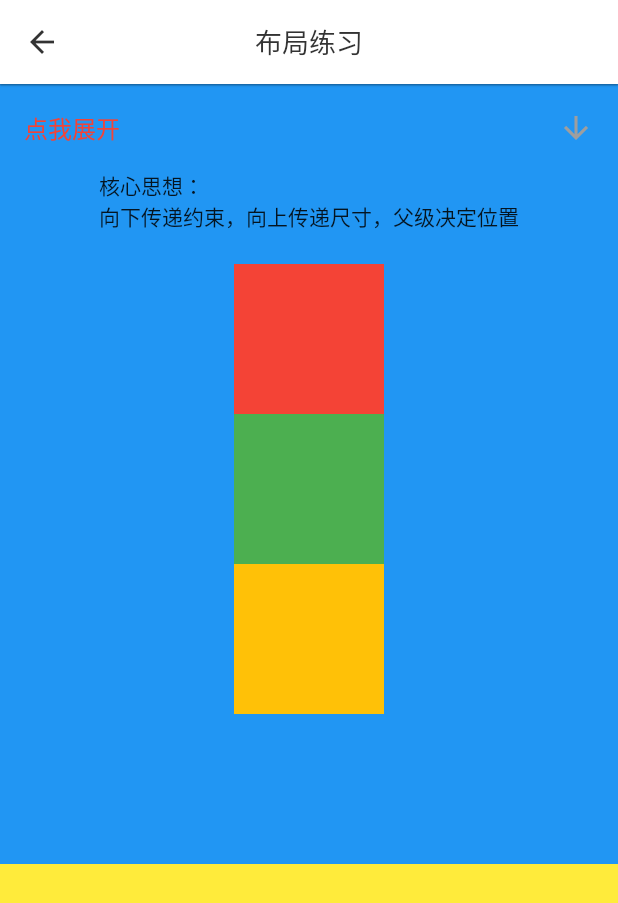
After one commit to helloDolin/dolin_demo_flutter, a Flutter app: the LayoutPractice screen opened directly, on a phone screen of 412 x 824 dp. The commit adds this screen. Shown: the top 903 px of the screen. Run offline on Flutter 3.47's test engine with Material 2 defaults, Android fonts, the phone set to English and light mode, and no system bars; our stand-ins replace animate_do, dio, flutter_screenutil, fluttertoast, get, pull_to_refresh and 1 more; missing offline and left inert: underline_indicator; network calls fail.

Commit message:
+ LayoutPractice

```diff
--- /dev/null
+++ b/lib/app/modules/user/views/layout_practice.dart
@@ -0,0 +1,117 @@
+import 'dart:math' as math;
+import 'package:flutter/material.dart';
+
+class LayoutPractice extends StatefulWidget {
+  const LayoutPractice({super.key});
+
+  @override
+  State<LayoutPractice> createState() => _LayoutPracticeState();
+}
+
+class _LayoutPracticeState extends State<LayoutPractice> {
+  bool _isExpanded = false;
+
+  @override
+  void initState() {
+    super.initState();
+  }
+
+  @override
+  Widget build(BuildContext context) {
+    return Scaffold(
+      appBar: AppBar(
+        title: const Text('布局练习'),
+      ),
+      body: SafeArea(
+        child: SingleChildScrollView(
+          child: Column(
+            children: [
+              _layoutList(),
+            ],
+          ),
+        ),
+      ),
+    );
+  }
+
+  ExpansionTile _layoutList() {
+    return ExpansionTile(
+      backgroundColor: Colors.blue,
+      trailing: Transform.rotate(
+        angle: _isExpanded ? 0 : math.pi, // 旋转90度
+        child: const Icon(
+          Icons.arrow_upward,
+          color: Colors.grey,
+        ),
+      ),
+      title: const Text(
+        '点我展开',
+        style: TextStyle(color: Colors.red),
+      ),
+      onExpansionChanged: (isExpanded) {
+        setState(() {
+          _isExpanded = !_isExpanded;
+        });
+      },
+      initiallyExpanded: true,
+      children: <Widget>[
+        const Text('''核心思想：
+向下传递约束，向上传递尺寸，父级决定位置
+'''),
+        ConstrainedBox(
+          constraints: const BoxConstraints(
+            minWidth: 50,
+            maxWidth: 100,
+            minHeight: 50,
+            maxHeight: 100,
+          ),
+          child: Container(
+            width: 1000,
+            height: 1000,
+            color: Colors.red,
+          ),
+        ),
+        ConstrainedBox(
+          // Creates box constraints that is respected only by the given size
+          constraints: BoxConstraints.tight(
+            const Size(100, 100),
+          ),
+          child: Container(
+            width: 10,
+            height: 10,
+            color: Colors.green,
+          ),
+        ),
+        ConstrainedBox(
+          // Creates box constraints that forbid sizes larger than the given size.
+          constraints: BoxConstraints.loose(
+            const Size(100, 100),
+          ),
+          child: Container(
+            width: 1000,
+            height: 1000,
+            color: Colors.amber,
+          ),
+        ),
+        UnconstrainedBox(
+          child: Container(
+            width: 1000,
+            height: 100,
+            color: Colors.blue,
+          ),
+        ),
+        LimitedBox(
+          child: Container(
+            width: 1000,
+            height: 1000,
+            color: Colors.yellow,
+          ),
+        ),
+        const FittedBox(
+          child: Text('超过 width 自动缩小,使用场景：需要全部显示，但又要求不欢行'),
+        ),
+      ],
+      //初始状态为闭合状态(默认状态)
+    );
+  }
+}
--- a/lib/app/modules/user/views/user_view.dart
+++ b/lib/app/modules/user/views/user_view.dart
@@ -11,6 +11,7 @@ import 'package:flutter/material.dart';
 import 'package:get/get.dart';
 
 import '../controllers/user_controller.dart';
+import 'layout_practice.dart';
 
 class UserView extends GetView<UserController> {
   const UserView({Key? key}) : super(key: key);
@@ -43,6 +44,9 @@ class UserView extends GetView<UserController> {
               Card('微信朋友圈', () {
                 Get.to(const WechatFriends());
               }),
+              Card('LayoutPractice', () {
+                Get.to(() => const LayoutPractice());
+              }),
             ],
           )),
     );
```
Also changed, not shown: 1 other file.
